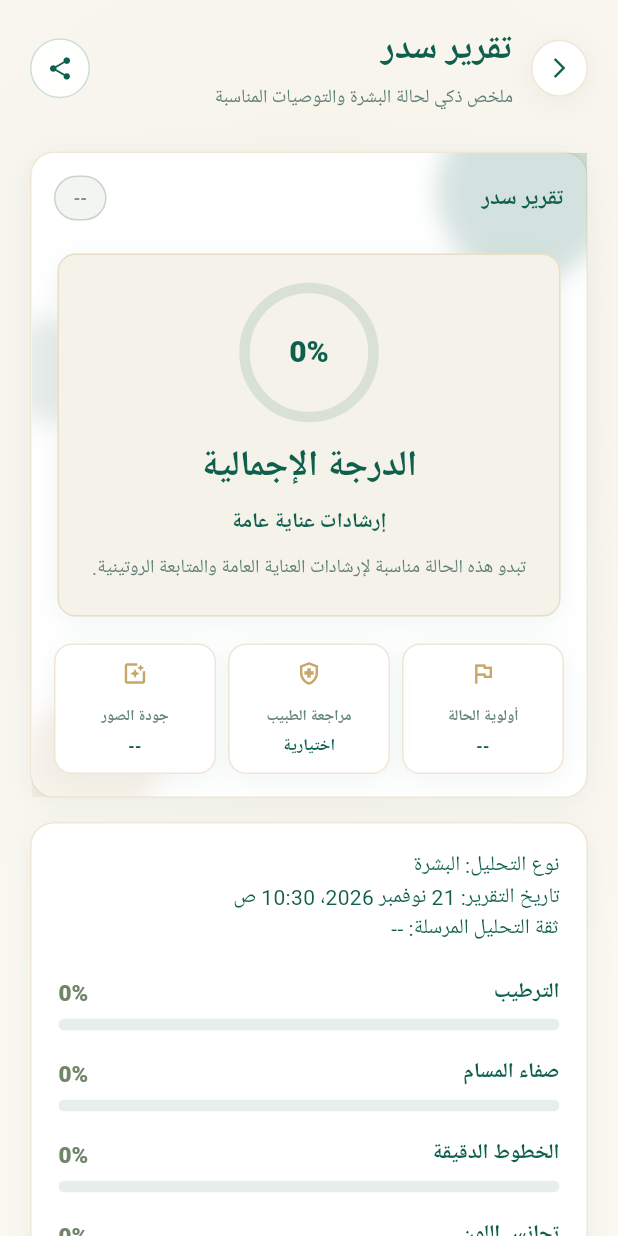
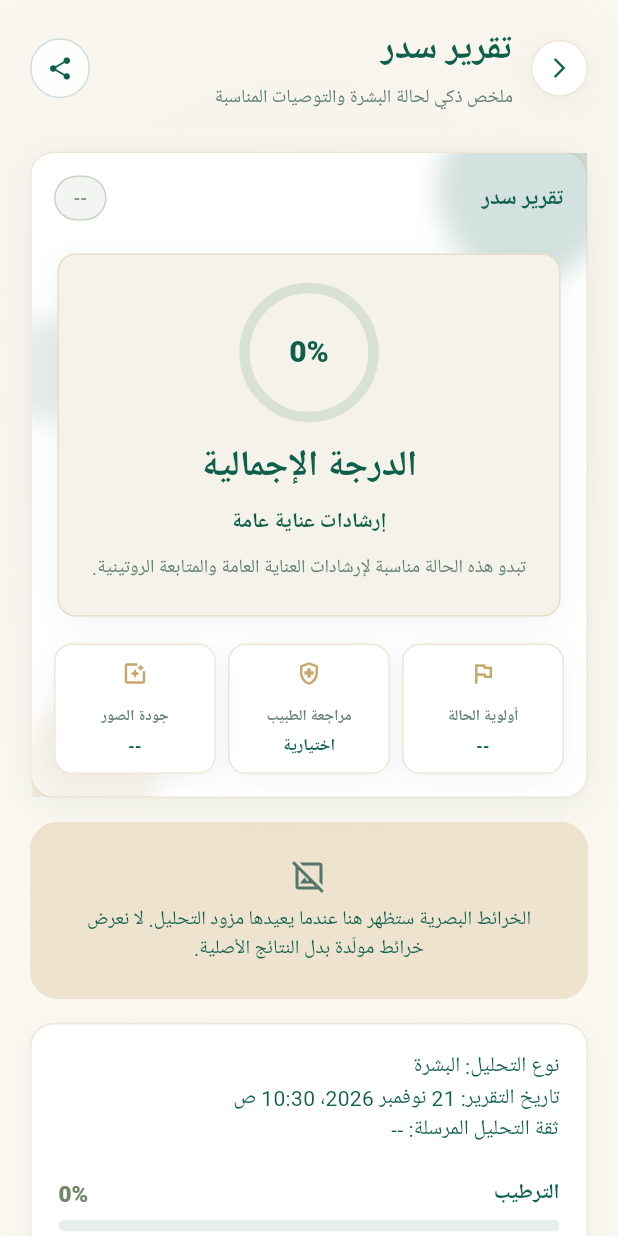
Before and after one commit to osamaaaaaaaaa/Sidar, a Flutter app: the AnalysisResultView screen opened directly with empty values, after a tap on the "share" icon, after a tap on "خطأ", on a phone screen of 412 x 824 dp. Run offline on Flutter 3.47's test engine with Material 3 defaults, Android fonts, the phone set to English and light mode, and no system bars; our stand-ins replace app_links, camera, flutter_local_notifications, flutter_timezone, get, google_fonts and 8 more; missing offline and left inert: flutter_stripe, google_mlkit_face_mesh_detection; accounts and stored records are empty; network calls fail; Roboto replaces fonts that are missing (Tajawal); project files that could hold a hidden picture were left out.

Commit message:
Add DermIQ visual mapping viewer

```diff
--- a/lib/Models/ScanAiModel.dart
+++ b/lib/Models/ScanAiModel.dart
@@ -23,6 +23,10 @@ class ScanAiResult {
   final List<String> eveningRoutine;
   final List<Map<String, dynamic>> products;
   final List<Map<String, dynamic>> doctors;
+
+  /// Provider-backed visual maps only. Each item keeps the provider metric,
+  /// asset kind and the private-storage path used to regenerate access URLs.
+  final List<Map<String, dynamic>> visualAssets;
   final DateTime? createdAt;
 
   // Retained for reports saved by older bilingual mobile clients.
@@ -64,6 +68,7 @@ class ScanAiResult {
     this.eveningRoutine = const [],
     this.products = const [],
     this.doctors = const [],
+    this.visualAssets = const [],
     this.createdAt,
     this.summaryAr,
     this.summaryEn,
@@ -178,6 +183,7 @@ class ScanAiResult {
       eveningRoutine: _strings(pick(['evening_routine', 'eveningRoutine'])),
       products: _records(pick(['commercial_product_suggestions', 'products'])),
       doctors: _records(pick(['nearby_doctors', 'doctors'])),
+      visualAssets: _records(pick(['visual_assets', 'visualAssets'])),
       createdAt: created is DateTime
           ? created
           : DateTime.tryParse((created ?? '').toString()),
@@ -291,6 +297,7 @@ class ScanAiResult {
     'natural_product_suggestions': const <Map<String, dynamic>>[],
     'commercial_product_suggestions': products,
     'nearby_doctors': doctors,
+    'visual_assets': visualAssets,
     'created_at': createdAt?.toIso8601String(),
     'summary_ar': summaryAr,
     'summary_en': summaryEn,
--- a/lib/Services/pdf_report_service.dart
+++ b/lib/Services/pdf_report_service.dart
@@ -1,4 +1,5 @@
 import 'package:flutter/services.dart';
+import 'package:http/http.dart' as http;
 import 'package:pdf/pdf.dart';
 import 'package:pdf/widgets.dart' as pw;
 import 'package:skincare/Models/ScanAiModel.dart';
@@ -106,6 +107,7 @@ class PdfReportService {
     DateTime? reportTimestamp,
   }) async {
     final pdf = pw.Document();
+    final visualMaps = await _loadVisualMaps(result.visualAssets);
     // Bundled TrueType fonts cover both Arabic and Latin without network access.
     final regularFont = pw.Font.ttf(
       await rootBundle.load('assets/fonts/ar/IBMPlexSansArabic-Regular.ttf'),
@@ -286,6 +288,27 @@ class PdfReportService {
       ),
     );
 
+    pw.Widget visualMapTile(_PdfVisualMap map) => pw.Container(
+      width: 245,
+      padding: const pw.EdgeInsets.all(7),
+      decoration: pw.BoxDecoration(
+        color: PdfColors.white,
+        border: pw.Border.all(color: borderColor, width: .5),
+        borderRadius: pw.BorderRadius.circular(6),
+      ),
+      child: pw.Column(
+        crossAxisAlignment: pw.CrossAxisAlignment.start,
+        children: [
+          pw.Text(
+            '${map.metric} - ${map.kind}',
+            style: pw.TextStyle(font: boldFont, fontSize: 9, color: emerald),
+          ),
+          pw.SizedBox(height: 5),
+          pw.Image(map.image, height: 135, fit: pw.BoxFit.contain),
+        ],
+      ),
+    );
+
     pdf.addPage(
       pw.Page(
         pageFormat: PdfPageFormat.a4,
@@ -404,6 +427,14 @@ class PdfReportService {
             label('العناية العامة', 'General care'),
             result.careStepsByLang(lang),
           ),
+          if (visualMaps.isNotEmpty) ...[
+            heading(label('الخرائط البصرية', 'Visual maps')),
+            pw.Wrap(
+              spacing: 8,
+              runSpacing: 8,
+              children: visualMaps.map(visualMapTile).toList(),
+            ),
+          ],
           ...catalog(
             label('منتجات مقترحة', 'Recommended products'),
             result.products,
@@ -429,4 +460,57 @@ class PdfReportService {
     );
     return pdf.save();
   }
+
+  /// The maps have already been persisted by the server. This only consumes
+  /// their short-lived signed URLs while a user explicitly exports a report.
+  static Future<List<_PdfVisualMap>> _loadVisualMaps(
+    List<Map<String, dynamic>> assets,
+  ) async {
+    final selected = <Map<String, dynamic>>[];
+    final usedMetrics = <String>{};
+    for (final asset in assets) {
+      final kind = asset['asset_type']?.toString() ?? '';
+      final metric = asset['metric_id']?.toString() ?? '';
+      final url = asset['url']?.toString() ?? '';
+      if (!['overlay', 'heatmap', 'mask'].contains(kind) ||
+          metric.isEmpty ||
+          !url.startsWith('https://') ||
+          usedMetrics.contains('$metric:$kind')) {
+        continue;
+      }
+      usedMetrics.add('$metric:$kind');
+      selected.add(asset);
+      if (selected.length == 6) break;
+    }
+    final loaded = await Future.wait(
+      selected.map((asset) async {
+        try {
+          final response = await http.get(Uri.parse(asset['url'].toString()));
+          if (response.statusCode != 200 || response.bodyBytes.isEmpty) {
+            return null;
+          }
+          return _PdfVisualMap(
+            metric: asset['metric_id']?.toString() ?? '',
+            kind: asset['asset_type']?.toString() ?? '',
+            image: pw.MemoryImage(response.bodyBytes),
+          );
+        } catch (_) {
+          return null;
+        }
+      }),
+    );
+    return loaded.whereType<_PdfVisualMap>().toList();
+  }
 }
+
+class _PdfVisualMap {
+  const _PdfVisualMap({
+    required this.metric,
+    required this.kind,
+    required this.image,
+  });
+
+  final String metric;
+  final String kind;
+  final pw.MemoryImage image;
+}
--- a/lib/Views/Home/Analysis.Resulat.dart
+++ b/lib/Views/Home/Analysis.Resulat.dart
@@ -10,6 +10,7 @@ import 'package:skincare/Services/pdf_report_service.dart';
 import 'package:skincare/Services/routine_notification_service.dart';
 import 'package:skincare/Utils/AppColors.dart';
 import 'package:skincare/Utils/AppTheme.dart';
+import 'package:skincare/Views/Home/visual_mapping_viewer.dart';
 import 'package:url_launcher/url_launcher.dart';
 
 class AnalysisResultView extends StatelessWidget {
@@ -95,6 +96,16 @@ class AnalysisResultView extends StatelessWidget {
                     _buildTopBar(),
                     const SizedBox(height: 26),
                     _buildHeroResultCard(),
+                    const SizedBox(height: 16),
+                    VisualMappingViewer(
+                      assets: result.visualAssets,
+                      isArabic: _isArabic,
+                      metrics: {
+                        'pore': result.poreClarityScore,
+                        'lines': result.fineLinesScore,
+                        'tone': result.overallToneScore,
+                      },
+                    ),
                     const SizedBox(height: 16),
                     _buildMeasurements(),
                     const SizedBox(height: 34),
--- /dev/null
+++ b/lib/Views/Home/visual_mapping_viewer.dart
@@ -0,0 +1,279 @@
+import 'package:flutter/material.dart';
+import 'package:skincare/Utils/AppColors.dart';
+import 'package:skincare/Utils/AppTheme.dart';
+
+/// Renders only visual evidence returned by the analysis provider. A map never
+/// falls back to generated artwork: unavailable provider assets stay explicit.
+class VisualMappingViewer extends StatefulWidget {
+  const VisualMappingViewer({
+    super.key,
+    required this.assets,
+    required this.metrics,
+    required this.isArabic,
+  });
+
+  final List<Map<String, dynamic>> assets;
+  final Map<String, double?> metrics;
+  final bool isArabic;
+
+  @override
+  State<VisualMappingViewer> createState() => _VisualMappingViewerState();
+}
+
+class _VisualMappingViewerState extends State<VisualMappingViewer> {
+  String _kind = 'original';
+  String? _metric;
+  bool _compare = false;
+
+  String _label(String ar, String en) => widget.isArabic ? ar : en;
+
+  List<Map<String, dynamic>> get _available => widget.assets.where((asset) {
+    final url = (asset['url'] ?? asset['signed_url'] ?? '').toString();
+    return url.startsWith('https://') || url.startsWith('http://');
+  }).toList();
+
+  List<String> get _metricIds {
+    final values = _available
+        .map((asset) => asset['metric_id']?.toString() ?? '')
+        .where((id) => id.isNotEmpty && id != 'original')
+        .toSet()
+        .toList();
+    values.sort();
+    return values;
+  }
+
+  Map<String, dynamic>? _asset(String kind, String? metric) {
+    final exact = _available.where(
+      (asset) =>
+          asset['asset_type']?.toString() == kind &&
+          (metric == null || asset['metric_id']?.toString() == metric),
+    );
+    if (exact.isNotEmpty) return exact.first;
+    if (kind == 'original') {
+      final original = _available.where(
+        (asset) => asset['asset_type']?.toString() == 'original',
+      );
+      if (original.isNotEmpty) return original.first;
+    }
+    return null;
+  }
+
+  String _metricName(String id) => switch (id) {
+    'hd_pore' => _label('المسام', 'Pores'),
+    'hd_wrinkle' => _label('الخطوط الدقيقة', 'Fine lines'),
+    'hd_redness' => _label('الاحمرار', 'Redness'),
+    'hd_acne' => _label('الشوائب', 'Blemishes'),
+    'hd_oiliness' => _label('المظهر الدهني', 'Oiliness'),
+    'hd_texture' => _label('ملمس البشرة', 'Texture'),
+    _ => id.replaceAll('hd_', '').replaceAll('_', ' '),
+  };
+
+  double? _score(String? id) => switch (id) {
+    'hd_pore' => widget.metrics['pore'],
+    'hd_wrinkle' => widget.metrics['lines'],
+    'hd_redness' => widget.metrics['tone'],
+    _ => null,
+  };
+
+  @override
+  Widget build(BuildContext context) {
+    final original = _asset('original', null);
+    if (_available.isEmpty || original == null) return _unavailableCard();
+    _metric ??= _metricIds.isEmpty ? null : _metricIds.first;
+    final selected = _kind == 'original' ? original : _asset(_kind, _metric);
+    return AppTheme.glassPanel(
+      borderRadius: 24,
+      padding: const EdgeInsets.all(16),
+      child: Column(
+        crossAxisAlignment: CrossAxisAlignment.stretch,
+        children: [
+          Row(
+            children: [
+              Icon(Icons.layers_outlined, color: AppColors.primary),
+              const SizedBox(width: 8),
+              Expanded(
+                child: Text(
+                  _label('خريطة التحليل البصرية', 'Visual analysis map'),
+                  style: AppTheme.headingStyle(fontSize: 18),
+                ),
+              ),
+              if (_metricIds.isNotEmpty)
+                IconButton(
+                  tooltip: _label('مقارنة', 'Compare'),
+                  onPressed: () => setState(() => _compare = !_compare),
+                  icon: Icon(
+                    _compare ? Icons.compare : Icons.compare_outlined,
+                    color: AppColors.primary,
+                  ),
+                ),
+            ],
+          ),
+          const SizedBox(height: 12),
+          Wrap(
+            spacing: 8,
+            runSpacing: 8,
+            children:
+                const [
+                  ('original', 'Original', 'الأصلية'),
+                  ('overlay', 'Overlay', 'الطبقة'),
+                  ('heatmap', 'Heatmap', 'خريطة الحرارة'),
+                  ('mask', 'Mask', 'القناع'),
+                ].map((item) {
+                  final enabled =
+                      item.$1 == 'original' || _asset(item.$1, _metric) != null;
+                  return ChoiceChip(
+                    label: Text(widget.isArabic ? item.$3 : item.$2),
+                    selected: _kind == item.$1,
+                    onSelected: enabled
+                        ? (_) => setState(() => _kind = item.$1)
+                        : null,
+                  );
+                }).toList(),
+          ),
+          if (_metricIds.isNotEmpty) ...[
+            const SizedBox(height: 12),
+            DropdownButtonFormField<String>(
+              value: _metric,
+              decoration: InputDecoration(
+                labelText: _label('المقياس', 'Metric'),
+                border: OutlineInputBorder(
+                  borderRadius: BorderRadius.circular(12),
+                ),
+              ),
+              items: _metricIds
+                  .map(
+                    (id) => DropdownMenuItem(
+                      value: id,
+                      child: Text(_metricName(id)),
+                    ),
+                  )
+                  .toList(),
+              onChanged: (value) => setState(() => _metric = value),
+            ),
+          ],
+          const SizedBox(height: 14),
+          _imagePanel(original, selected),
+          if (_metric != null) ...[
+            const SizedBox(height: 12),
+            _metricCard(_metric!),
+          ],
+        ],
+      ),
+    );
+  }
+
+  Widget _imagePanel(
+    Map<String, dynamic> original,
+    Map<String, dynamic>? selected,
+  ) {
+    final selectionUrl = (selected?['url'] ?? selected?['signed_url'] ?? '')
+        .toString();
+    final originalUrl = (original['url'] ?? original['signed_url'] ?? '')
+        .toString();
+    if (selected == null || selectionUrl.isEmpty) {
+      return _assetUnavailable(
+        _label(
+          'هذه الخريطة غير متاحة لهذا المقياس.',
+          'This map is unavailable for this metric.',
+        ),
+      );
+    }
+    Widget image(String url) => InteractiveViewer(
+      minScale: 1,
+      maxScale: 4,
+      child: Image.network(
+        url,
+        fit: BoxFit.contain,
+        errorBuilder: (_, __, ___) => _assetUnavailable(
+          _label('تعذر تحميل الخريطة.', 'The map could not be loaded.'),
+        ),
+      ),
+    );
+    return ClipRRect(
+      borderRadius: BorderRadius.circular(18),
+      child: AspectRatio(
+        aspectRatio: 1,
+        child: _compare && _kind != 'original'
+            ? Row(
+                children: [
+                  Expanded(child: image(originalUrl)),
+                  Expanded(child: image(selectionUrl)),
+                ],
+              )
+            : image(selectionUrl),
+      ),
+    );
+  }
+
+  Widget _metricCard(String metric) {
+    final score = _score(metric);
+    final current = _asset(_kind, metric);
+    final confidence = current?['confidence']?.toString();
+    return Container(
+      padding: const EdgeInsets.all(14),
+      decoration: BoxDecoration(
+        color: AppColors.goldSoft.withOpacity(.35),
+        borderRadius: BorderRadius.circular(16),
+      ),
+      child: Row(
+        children: [
+          Expanded(
+            child: Column(
+              crossAxisAlignment: CrossAxisAlignment.start,
+              children: [
+                Text(
+                  _metricName(metric),
+                  style: AppTheme.headingStyle(fontSize: 16),
+                ),
+                Text(
+                  score == null
+                      ? _label(
+                          'القياس متاح، والدرجة غير متاحة.',
+                          'Measurement available; score unavailable.',
+                        )
+                      : '${score.toStringAsFixed(0)} / 100',
+                  style: AppTheme.bodyStyle(fontWeight: FontWeight.bold),
+                ),
+                if (confidence != null && confidence.isNotEmpty)
+                  Text(
+                    '${_label('موثوقية القياس', 'Measurement reliability')}: $confidence',
+                  ),
+              ],
+            ),
+          ),
+          const Icon(Icons.info_outline, color: AppColors.primary),
+        ],
+      ),
+    );
+  }
+
+  Widget _unavailableCard() => _assetUnavailable(
+    _label(
+      'الخرائط البصرية ستظهر هنا عندما يعيدها مزود التحليل. لا نعرض خرائط مولّدة بدل النتائج الأصلية.',
+      'Visual maps appear here when returned by the analysis provider. No generated maps are used as evidence.',
+    ),
+  );
+  Widget _assetUnavailable(String message) => Container(
+    alignment: Alignment.center,
+    padding: const EdgeInsets.all(24),
+    decoration: BoxDecoration(
+      color: AppColors.goldSoft.withOpacity(.25),
+      borderRadius: BorderRadius.circular(18),
+    ),
+    child: Column(
+      mainAxisSize: MainAxisSize.min,
+      children: [
+        Icon(
+          Icons.image_not_supported_outlined,
+          color: AppColors.textSecondary,
+        ),
+        const SizedBox(height: 8),
+        Text(
+          message,
+          textAlign: TextAlign.center,
+          style: AppTheme.bodyStyle(fontSize: 13),
+        ),
+      ],
+    ),
+  );
+}
```
Also changed, not shown: lib/Services/ScanAiServices.dart (+16 -12 lines), lib/Services/scan_controller.dart (+40 -21 lines), lib/Services/scan_remote_source.dart (+15 -0 lines), lib/Views/Home/scan.dart (+8 -20 lines), 5 other files.
